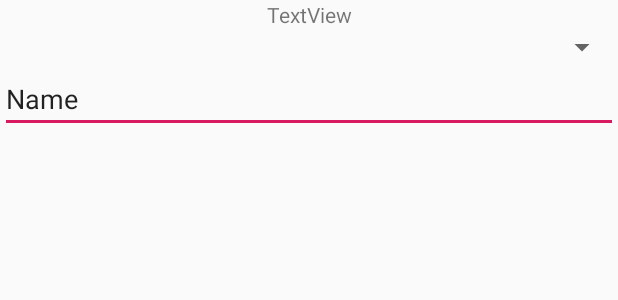
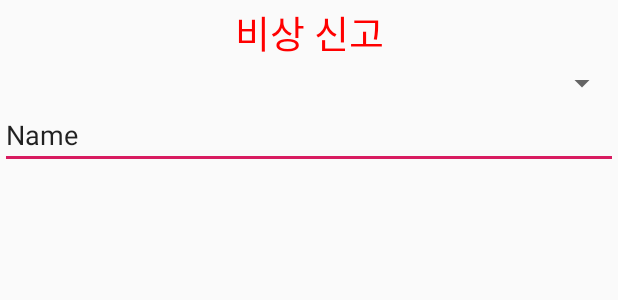
Before and after one commit to GohSanghyeon/EmergencyMap, an Android app: the layout dialog_sms.xml on its own in the app's theme, with its tools: preview values and no code run, on a phone screen of 412 x 824 dp. Shown: the top 300 px of the screen. Run offline under Robolectric (Android 15) with nearby library versions, the phone set to English and light mode, and no system bars.

Commit message:
응급 신고 메세지 전송 기능 업데이트

```diff
--- a/app/src/main/res/layout/dialog_sms.xml
+++ b/app/src/main/res/layout/dialog_sms.xml
@@ -6,12 +6,14 @@
     <TextView
         android:id="@+id/textDialogueTitle"
         android:layout_width="match_parent"
-        android:layout_height="wrap_content"
+        android:layout_height="43dp"
         android:gravity="center"
-        android:text="TextView" />
+        android:text="비상 신고"
+        android:textSize="25sp"
+        android:textColor="#FF0000"/>
 
     <Spinner
-        android:id="@+id/selectionPatientStatus"
+        android:id="@+id/spinner"
         android:layout_width="match_parent"
         android:layout_height="wrap_content" />
 
```
Also changed, not shown: app/src/main/java/com/example/emergencymap/EmergencyMenuClickListener.kt (+31 -1 lines).
